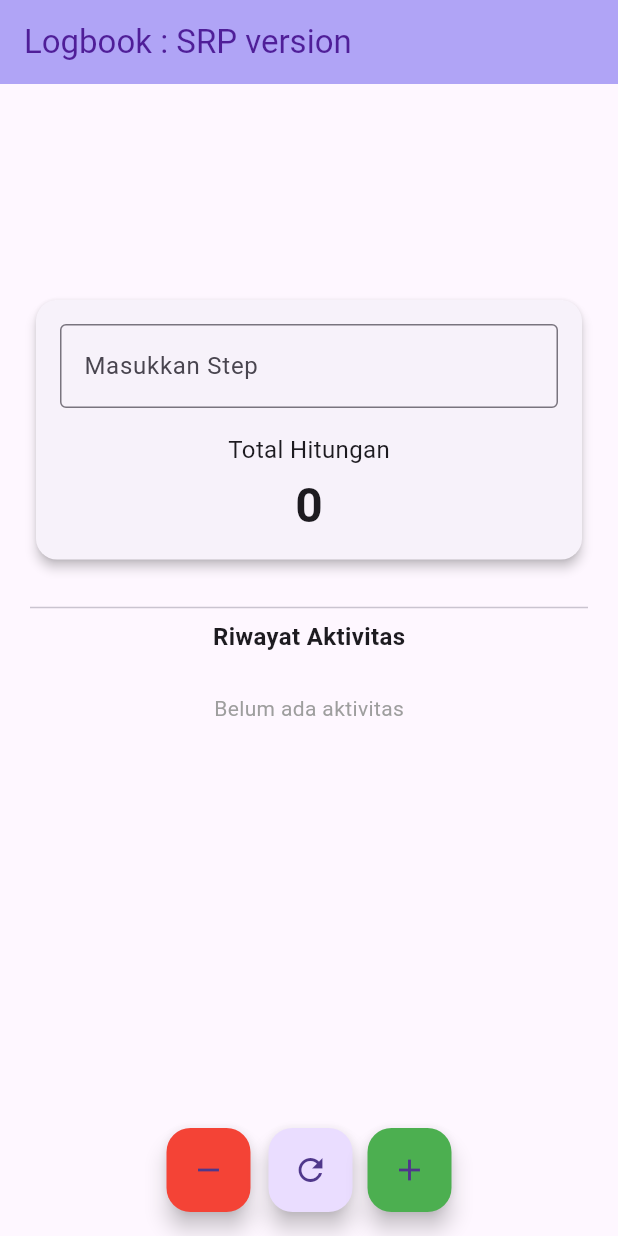
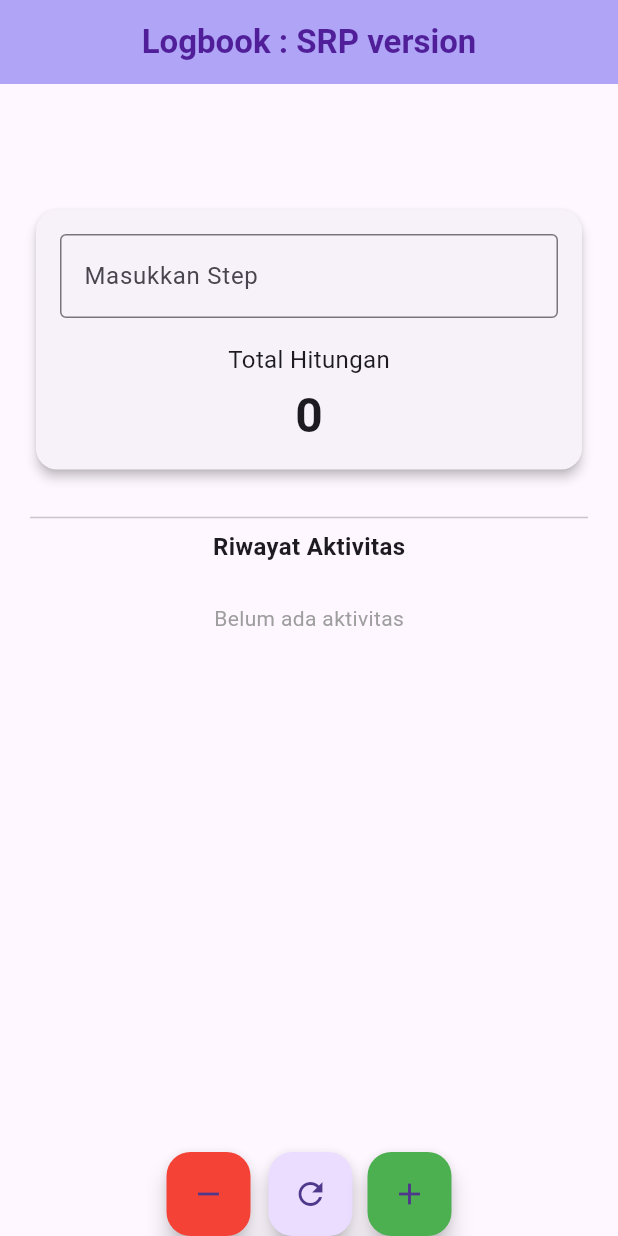
Before and after one commit to ucii88/-PY4_2A_D3_2024-_Modul1_026, a Flutter app: the screen it shows after launch, on a phone screen of 412 x 824 dp. Run offline on Flutter 3.47's test engine with Material 3 defaults, Android fonts, the phone set to English and light mode, and no system bars.

```diff
--- a/lib/counter_view.dart
+++ b/lib/counter_view.dart
@@ -10,22 +10,35 @@ class CounterView extends StatefulWidget {
 
 class _CounterViewState extends State<CounterView> {
   final CounterController controller = CounterController();
+  final TextEditingController stepController = TextEditingController();
+
+  @override
+  void dispose() {
+    stepController.dispose();
+    super.dispose();
+  }
 
   @override
   Widget build(BuildContext context) {
-    return Scaffold(
+    return GestureDetector(
+      onTap: () => FocusScope.of(context).unfocus(),
+      child: Scaffold(
         appBar: AppBar(
           backgroundColor: const Color.fromARGB(255, 176, 164, 246),
+          centerTitle: true,
           title: const Text(
             "Logbook : SRP version",
-          style: TextStyle(color: Color.fromARGB(255, 79, 30, 152)),
+            style: TextStyle(
+              color: Color.fromARGB(255, 79, 30, 152),
+              fontWeight: FontWeight.bold,
+            ),
           ),
         ),
         body: Padding(
           padding: const EdgeInsets.all(20),
           child: Column(
             children: [
-            const SizedBox(height: 120),
+              const SizedBox(height: 60),
               Card(
                 elevation: 3,
                 shape: RoundedRectangleBorder(
@@ -36,15 +49,20 @@ class _CounterViewState extends State<CounterView> {
                   child: Column(
                     children: [
                       TextField(
+                        controller: stepController,
                         keyboardType: TextInputType.number,
+                        textInputAction: TextInputAction.done,
                         decoration: const InputDecoration(
                           labelText: "Masukkan Step",
                           border: OutlineInputBorder(),
                         ),
+
                         onChanged: (value) {
-                        setState(() {
                           controller.setStep(int.tryParse(value) ?? 1);
-                        });
+                        },
+
+                        onSubmitted: (_) {
+                          FocusScope.of(context).unfocus();
                         },
                       ),
 
@@ -108,11 +126,15 @@ class _CounterViewState extends State<CounterView> {
           ),
         ),
 
-      floatingActionButtonLocation: FloatingActionButtonLocation.centerFloat,
+        floatingActionButtonLocation: FloatingActionButtonLocation.centerDocked,
 
-      floatingActionButton: Row(
+        floatingActionButton: AnimatedPadding(
+          duration: const Duration(milliseconds: 200),
+          padding: EdgeInsets.only(
+            bottom: MediaQuery.of(context).viewInsets.bottom > 0 ? 20 : 0,
+          ),
+          child: Row(
             mainAxisSize: MainAxisSize.min,
-        mainAxisAlignment: MainAxisAlignment.end,
             children: [
               FloatingActionButton(
                 heroTag: "decrement",
@@ -172,6 +194,8 @@ class _CounterViewState extends State<CounterView> {
               ),
             ],
           ),
+        ),
+      ),
     );
   }
 }
```
Lines whose indentation alone changed are shown as unchanged.
